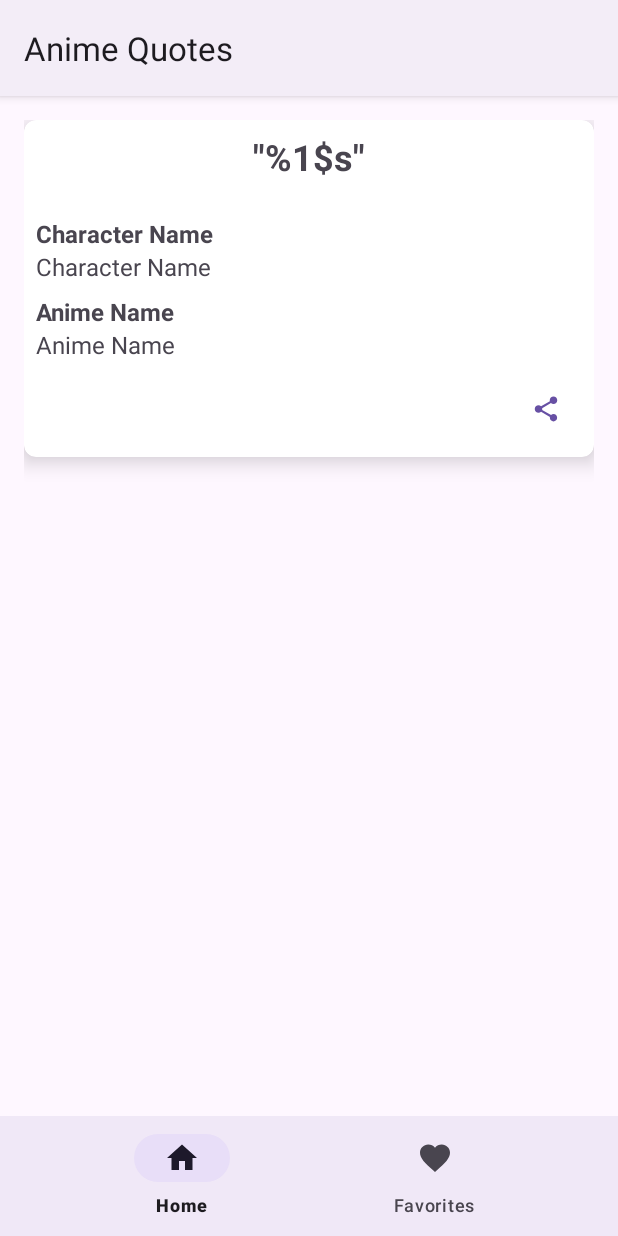
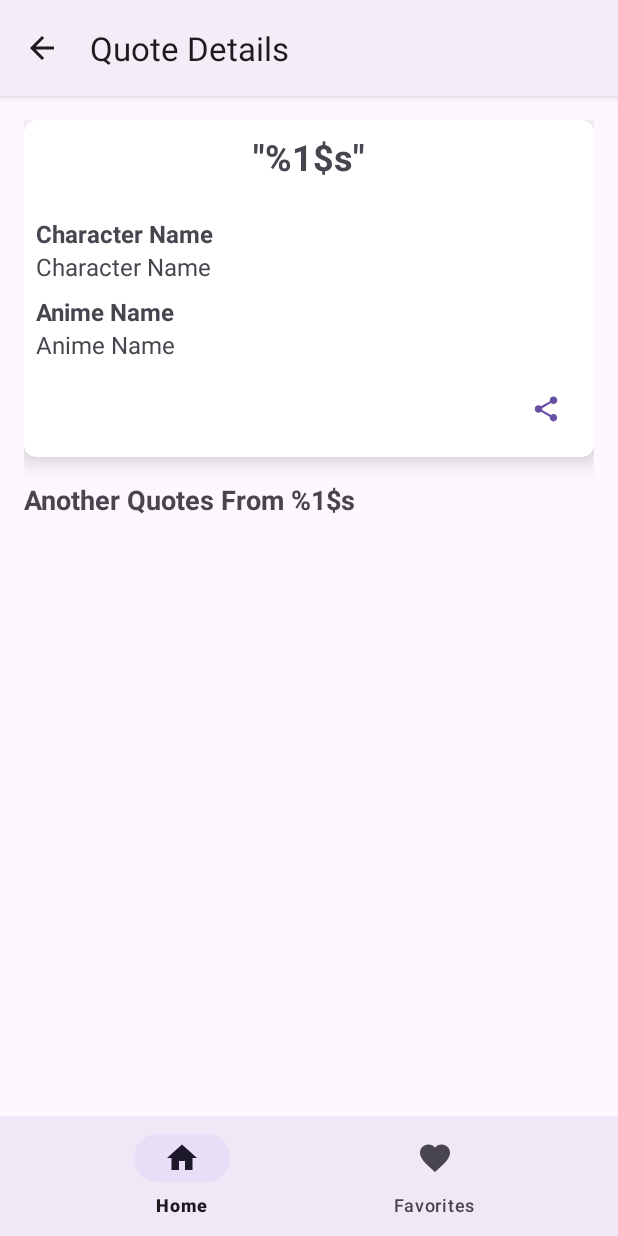
Before and after one commit to nandaarya/AnimeQuotes, an Android app: the DetailFragment screen opened through its navigation route, on a phone screen of 412 x 824 dp. Run offline under Robolectric (Android 15) with nearby library versions, the phone set to English and light mode, and no system bars.

Commit message:
fix detail layout

```diff
--- a/app/src/main/java/com/example/animequotes/ui/detail/DetailFragment.kt
+++ b/app/src/main/java/com/example/animequotes/ui/detail/DetailFragment.kt
@@ -2,15 +2,22 @@ package com.example.animequotes.ui.detail
 
 import android.os.Bundle
 import android.view.LayoutInflater
+import android.view.MenuItem
 import android.view.View
 import android.view.ViewGroup
-import androidx.constraintlayout.widget.ConstraintLayout
+import android.widget.ScrollView
+import androidx.appcompat.app.AppCompatActivity
+import androidx.core.os.bundleOf
 import androidx.fragment.app.Fragment
+import androidx.navigation.fragment.findNavController
+import androidx.recyclerview.widget.LinearLayoutManager
 import com.example.animequotes.R
 import com.example.animequotes.databinding.FragmentDetailBinding
 import com.example.core.domain.model.Quote
+import com.example.core.ui.ListQuoteAdapter
 import org.koin.androidx.viewmodel.ext.android.viewModel
 
+@Suppress("DEPRECATION")
 class DetailFragment : Fragment() {
 
     private val detailViewModel: DetailViewModel by viewModel()
@@ -19,19 +26,29 @@ class DetailFragment : Fragment() {
 
     private val binding get() = _binding
 
+    override fun onCreate(savedInstanceState: Bundle?) {
+        super.onCreate(savedInstanceState)
+        setHasOptionsMenu(true)
+    }
+
     override fun onCreateView(
         inflater: LayoutInflater,
         container: ViewGroup?,
         savedInstanceState: Bundle?
-    ): ConstraintLayout? {
+    ): ScrollView? {
         _binding = FragmentDetailBinding.inflate(inflater, container, false)
         return binding?.root
     }
 
     override fun onViewCreated(view: View, savedInstanceState: Bundle?) {
         super.onViewCreated(view, savedInstanceState)
+
+        (activity as AppCompatActivity).supportActionBar?.apply {
+            title = getString(R.string.quote_details)
+            setDisplayHomeAsUpEnabled(true)
+        }
+
         val quote: Quote? = arguments?.getParcelable("quoteData")
-
         setContent(quote)
     }
 
@@ -42,7 +59,10 @@ class DetailFragment : Fragment() {
             binding?.tvCharacterName?.text = it.character
             binding?.tvAnimeName?.text = it.anime
 
-            // Logika untuk mengatur gambar favorit
+            val characterName = it.character
+            val formattedString = getString(R.string.another_quotes, characterName)
+            binding?.tvAnotherQuotesLabel?.text = formattedString
+
             if (it.isFavorite) {
                 binding?.btnFavorite?.apply {
                     setImageResource(R.drawable.ic_favorite_filled_24)
@@ -53,16 +73,49 @@ class DetailFragment : Fragment() {
                 }
             }
 
-            // Aksi klik pada tombol favorit
             binding?.btnFavorite?.setOnClickListener {
-                // Implementasikan logika untuk mengubah status favorit
-                // Anda dapat memanggil fungsi pada ViewModel untuk melakukan ini
+
             }
 
-            // Aksi klik pada tombol bagikan
+
             binding?.btnShare?.setOnClickListener {
-                // Implementasikan logika untuk berbagi kutipan
+
             }
+        }
+
+        val listQuoteAdapter = ListQuoteAdapter{ quote ->
+            val bundle = bundleOf("quoteData" to quote)
+            findNavController().navigate(R.id.action_detailFragment_self, bundle)
+        }
+
+//        listQuoteAdapter.submitList(quotes.data)
+
+        val layoutManager = LinearLayoutManager(context, LinearLayoutManager.HORIZONTAL, false)
+
+        with(binding?.rvQuotes) {
+            this?.layoutManager = layoutManager
+            this?.setHasFixedSize(true)
+            this?.adapter = listQuoteAdapter
+        }
+    }
+
+    @Deprecated("Deprecated in Java")
+    override fun onOptionsItemSelected(item: MenuItem): Boolean {
+        return when (item.itemId) {
+            android.R.id.home -> {
+                requireActivity().onBackPressed()
+                true
+            }
+            else -> super.onOptionsItemSelected(item)
+        }
+    }
+
+    override fun onDestroyView() {
+        super.onDestroyView()
+
+        (activity as AppCompatActivity).supportActionBar?.apply {
+            title = getString(R.string.app_name)
+            setDisplayHomeAsUpEnabled(false)
         }
     }
 }
--- a/app/src/main/java/com/example/animequotes/ui/home/HomeFragment.kt
+++ b/app/src/main/java/com/example/animequotes/ui/home/HomeFragment.kt
@@ -3,7 +3,6 @@ package com.example.animequotes.ui.home
 import android.os.Bundle
 import android.text.Editable
 import android.text.TextWatcher
-import android.util.Log
 import androidx.fragment.app.Fragment
 import android.view.LayoutInflater
 import android.view.View
--- a/app/src/main/res/layout/fragment_detail.xml
+++ b/app/src/main/res/layout/fragment_detail.xml
@@ -1,11 +1,15 @@
 <?xml version="1.0" encoding="utf-8"?>
-<androidx.constraintlayout.widget.ConstraintLayout xmlns:android="http://schemas.android.com/apk/res/android"
+<ScrollView xmlns:android="http://schemas.android.com/apk/res/android"
     xmlns:app="http://schemas.android.com/apk/res-auto"
     xmlns:tools="http://schemas.android.com/tools"
     android:layout_width="match_parent"
     android:layout_height="match_parent"
-    android:padding="16dp"
     tools:context=".ui.detail.DetailFragment">
+
+    <androidx.constraintlayout.widget.ConstraintLayout
+        android:layout_width="match_parent"
+        android:layout_height="wrap_content"
+        android:padding="16dp">
 
         <androidx.cardview.widget.CardView
             android:id="@+id/cv_quote_data"
@@ -13,6 +17,8 @@
             android:layout_height="wrap_content"
             app:cardElevation="8dp"
             app:cardCornerRadius="8dp"
+            android:layout_marginBottom="16dp"
+            app:layout_constraintBottom_toTopOf="@id/tv_another_quotes_label"
             app:layout_constraintEnd_toEndOf="parent"
             app:layout_constraintStart_toStartOf="parent"
             app:layout_constraintTop_toTopOf="parent">
@@ -100,5 +106,33 @@
 
         </androidx.cardview.widget.CardView>
 
+        <TextView
+            android:id="@+id/tv_another_quotes_label"
+            android:layout_width="match_parent"
+            android:layout_height="wrap_content"
+            android:text="@string/another_quotes"
+            android:textSize="18sp"
+            android:textStyle="bold"
+            app:layout_constraintTop_toBottomOf="@+id/cv_quote_data"
+            app:layout_constraintBottom_toTopOf="@id/rv_quotes"
+            app:layout_constraintEnd_toEndOf="parent"
+            app:layout_constraintStart_toStartOf="parent" />
+
+        <androidx.recyclerview.widget.RecyclerView
+            android:id="@+id/rv_quotes"
+            android:layout_width="0dp"
+            android:layout_height="0dp"
+            android:orientation="horizontal"
+            android:scrollbars="horizontal"
+            android:overScrollMode="never"
+            android:scrollbarSize="0dp"
+            app:layout_constraintBottom_toBottomOf="parent"
+            app:layout_constraintEnd_toEndOf="parent"
+            app:layout_constraintStart_toStartOf="parent"
+            app:layout_constraintTop_toBottomOf="@+id/tv_another_quotes_label"
+            android:layout_marginVertical="16dp"
+            tools:listitem="@layout/item_list_quotes" />
 
     </androidx.constraintlayout.widget.ConstraintLayout>
+
+</ScrollView>
--- a/app/src/main/res/navigation/main_navigation.xml
+++ b/app/src/main/res/navigation/main_navigation.xml
@@ -18,5 +18,9 @@
         android:id="@+id/detailFragment"
         android:name="com.example.animequotes.ui.detail.DetailFragment"
         android:label="fragment_detail"
-        tools:layout="@layout/fragment_detail" />
+        tools:layout="@layout/fragment_detail" >
+        <action
+            android:id="@+id/action_detailFragment_self"
+            app:destination="@id/detailFragment" />
+    </fragment>
 </navigation>
--- a/app/src/main/res/values-night/themes.xml
+++ b/app/src/main/res/values-night/themes.xml
@@ -1,6 +1,6 @@
 <resources xmlns:tools="http://schemas.android.com/tools">
     <!-- Base application theme. -->
-    <style name="Base.Theme.AnimeQuotes" parent="Theme.Material3.DayNight.NoActionBar">
+    <style name="Base.Theme.AnimeQuotes" parent="Theme.Material3.DayNight">
         <!-- Customize your dark theme here. -->
         <!-- <item name="colorPrimary">@color/my_dark_primary</item> -->
     </style>
--- a/app/src/main/res/values/strings.xml
+++ b/app/src/main/res/values/strings.xml
@@ -7,4 +7,6 @@
     <string name="no_data">Sorry, No Quote Found!</string>
     <string name="favorite">Favorite</string>
     <string name="share">Share</string>
+    <string name="quote_details">Quote Details</string>
+    <string name="another_quotes">Another Quotes From %1$s</string>
 </resources>
```
Lines whose indentation alone changed are shown as unchanged.
